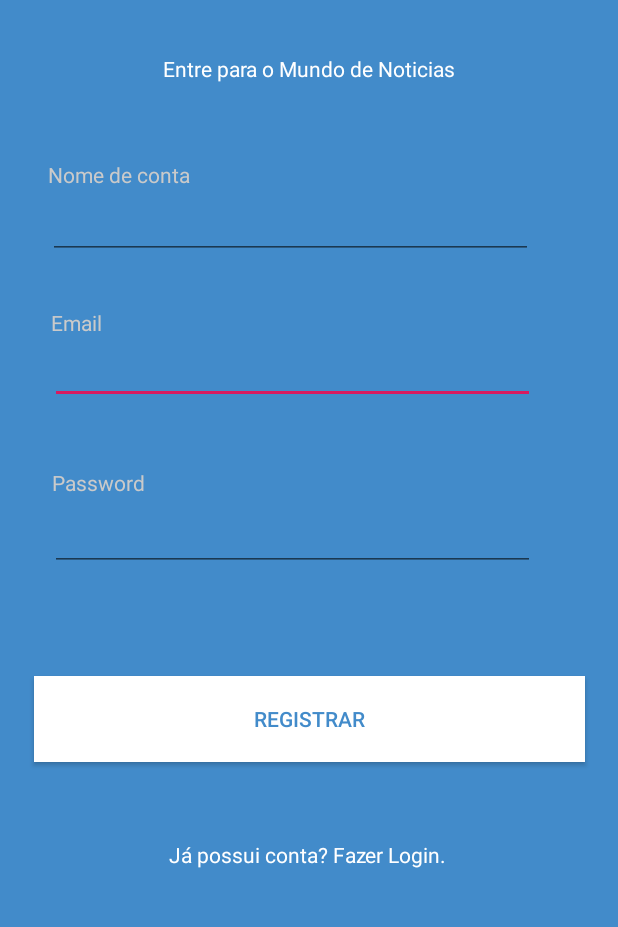
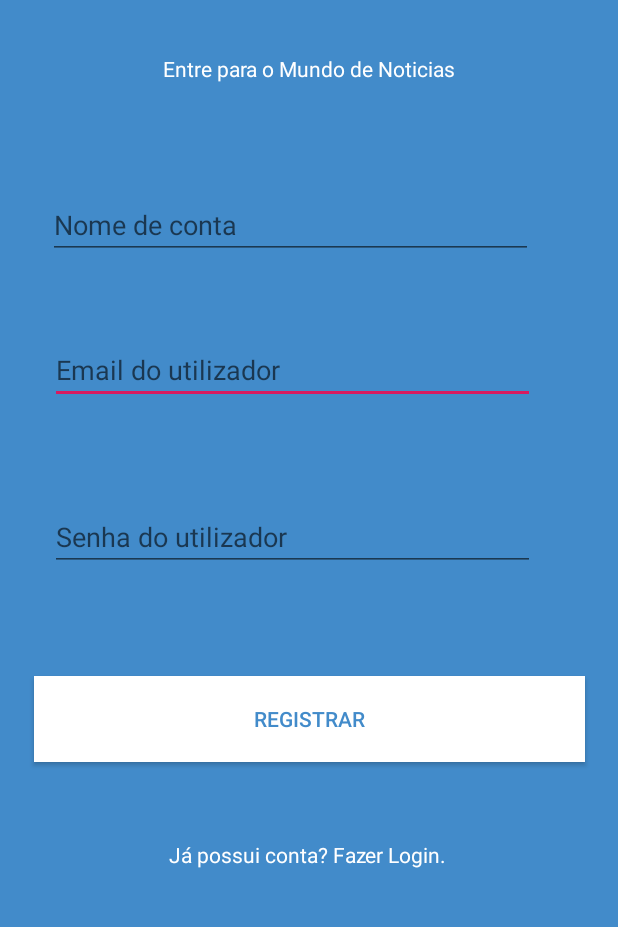
Before and after one commit to AilsonEsi/kriolnew-android, an Android app: the SignUpActivity screen opened directly, with no data from a screen before it, on a phone screen of 412 x 824 dp, the part 256-1183 px from its top. Run offline under Robolectric (Android 15) with nearby library versions, the phone set to English and light mode, and no system bars; our stand-ins replace Firebase (no records; nobody signed in at launch, a user with empty details on screens opened directly).

Commit message:
Update changes

```diff
--- a/app/src/main/java/com/doit/kriolnews_aplicacaodenoticias/Home.java
+++ b/app/src/main/java/com/doit/kriolnews_aplicacaodenoticias/Home.java
@@ -16,7 +16,9 @@ public class Home extends Application {
         FirebaseUser firebaseUser = firebaseAuth.getCurrentUser();
 
         if(firebaseUser != null){
-            startActivity(new Intent(Home.this,MainActivity.class));
+            Intent intent = new Intent(Home.this,MainActivity.class);
+            intent.addFlags(intent.FLAG_ACTIVITY_NEW_TASK);
+            startActivity(intent);
         }
     }
 }
--- a/app/src/main/java/com/doit/kriolnews_aplicacaodenoticias/account/SignUpActivity.java
+++ b/app/src/main/java/com/doit/kriolnews_aplicacaodenoticias/account/SignUpActivity.java
@@ -87,7 +87,7 @@ public class SignUpActivity extends AppCompatActivity {
                     MessageService.toast(getApplicationContext(),"Nao foi possivel efetuar o registro.");
                 }
 
-                progressDialog.hide();
+                progressDialog.dismiss();
             }
         });
 
@@ -97,4 +97,5 @@ public class SignUpActivity extends AppCompatActivity {
         Intent intentLogin = new Intent(getApplicationContext(),LoginActivity.class);
         startActivity(intentLogin);
     }
+
 }
--- a/app/src/main/res/layout/activity_sign_up.xml
+++ b/app/src/main/res/layout/activity_sign_up.xml
@@ -98,6 +98,7 @@
         android:layout_marginRight="8dp"
         android:layout_marginBottom="8dp"
         android:ems="10"
+        android:hint="@string/hint_email"
         android:inputType="textEmailAddress"
         android:textColor="@color/btn_secundary"
         app:layout_constraintBottom_toBottomOf="parent"
@@ -118,6 +119,7 @@
         android:layout_marginRight="8dp"
         android:layout_marginBottom="8dp"
         android:ems="10"
+        android:hint="@string/hint_passoword"
         android:inputType="textPassword"
         android:textColor="@color/btn_secundary"
         app:layout_constraintBottom_toBottomOf="parent"
@@ -126,46 +128,6 @@
         app:layout_constraintStart_toStartOf="parent"
         app:layout_constraintTop_toTopOf="parent"
         app:layout_constraintVertical_bias="0.625" />
-
-    <TextView
-        android:id="@+id/textView4"
-        android:layout_width="wrap_content"
-        android:layout_height="wrap_content"
-        android:layout_marginStart="8dp"
-        android:layout_marginLeft="8dp"
-        android:layout_marginTop="8dp"
-        android:layout_marginEnd="8dp"
-        android:layout_marginRight="8dp"
-        android:layout_marginBottom="8dp"
-        android:text="Email"
-        android:textColor="#CACACA"
-        android:textSize="14sp"
-        app:layout_constraintBottom_toBottomOf="parent"
-        app:layout_constraintEnd_toEndOf="parent"
-        app:layout_constraintHorizontal_bias="0.071"
-        app:layout_constraintStart_toStartOf="parent"
-        app:layout_constraintTop_toTopOf="parent"
-        app:layout_constraintVertical_bias="0.426" />
-
-    <TextView
-        android:id="@+id/textView5"
-        android:layout_width="wrap_content"
-        android:layout_height="wrap_content"
-        android:layout_marginStart="8dp"
-        android:layout_marginLeft="8dp"
-        android:layout_marginTop="8dp"
-        android:layout_marginEnd="8dp"
-        android:layout_marginRight="8dp"
-        android:layout_marginBottom="8dp"
-        android:text="Password"
-        android:textColor="#CACACA"
-        android:textSize="14sp"
-        app:layout_constraintBottom_toBottomOf="parent"
-        app:layout_constraintEnd_toEndOf="parent"
-        app:layout_constraintHorizontal_bias="0.079"
-        app:layout_constraintStart_toStartOf="parent"
-        app:layout_constraintTop_toTopOf="parent"
-        app:layout_constraintVertical_bias="0.571" />
 
     <EditText
         android:id="@+id/username_input"
@@ -178,6 +140,7 @@
         android:layout_marginRight="8dp"
         android:layout_marginBottom="8dp"
         android:ems="10"
+        android:hint="@string/hint_username"
         android:inputType="textPersonName"
         android:textColor="@color/btn_secundary"
         app:layout_constraintBottom_toBottomOf="parent"
@@ -187,22 +150,4 @@
         app:layout_constraintTop_toTopOf="parent"
         app:layout_constraintVertical_bias="0.331" />
 
-    <TextView
-        android:id="@+id/textView8"
-        android:layout_width="wrap_content"
-        android:layout_height="wrap_content"
-        android:layout_marginStart="8dp"
-        android:layout_marginLeft="8dp"
-        android:layout_marginTop="8dp"
-        android:layout_marginEnd="8dp"
-        android:layout_marginRight="8dp"
-        android:layout_marginBottom="8dp"
-        android:text="Nome de conta"
-        android:textColor="#CACACA"
-        app:layout_constraintBottom_toBottomOf="parent"
-        app:layout_constraintEnd_toEndOf="parent"
-        app:layout_constraintHorizontal_bias="0.08"
-        app:layout_constraintStart_toStartOf="parent"
-        app:layout_constraintTop_toTopOf="parent"
-        app:layout_constraintVertical_bias="0.291" />
 </android.support.constraint.ConstraintLayout>
--- a/app/src/main/res/values/strings.xml
+++ b/app/src/main/res/values/strings.xml
@@ -2,4 +2,7 @@
     <string name="app_name">Kriolnews</string>
     <string name="app_title">Kriolnews Aplicação de Noticias</string>
     <string name="app_subtitle">Entre para o Mundo de Noticias</string>
+    <string name="hint_email">Email do utilizador</string>
+    <string name="hint_passoword">Senha do utilizador</string>
+    <string name="hint_username">Nome de conta</string>
 </resources>
```
Also changed, not shown: app/src/main/java/com/doit/kriolnews_aplicacaodenoticias/account/LoginActivity.java (+3 -4 lines), app/src/main/res/layout/activity_login.xml (+4 -42 lines).
